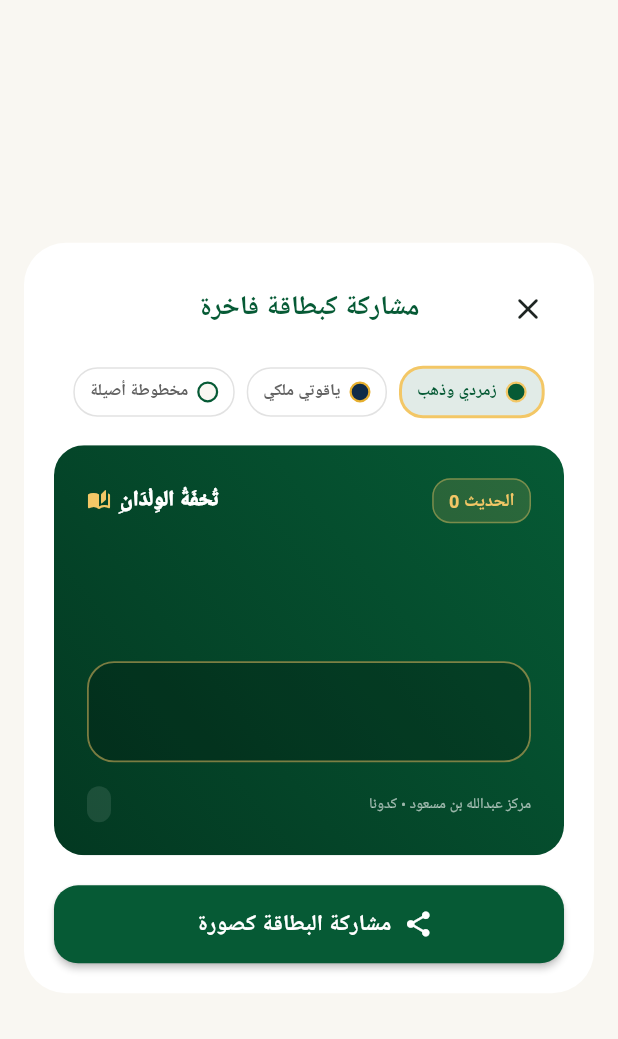
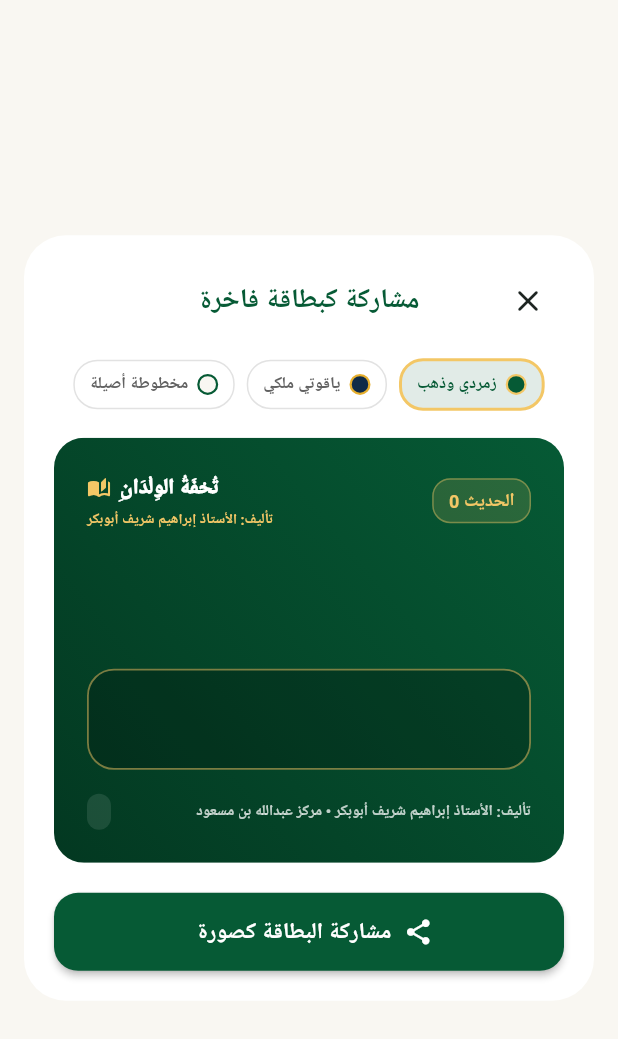
Before and after one commit to SharifIbrahimDev/tuhfah, a Flutter app: the ShareCardDialog widget shown alone on an empty page, opened directly with empty values, on a phone screen of 412 x 824 dp. Shown: the top 1039 px of the screen. Run offline on Flutter 3.47's test engine with Material 3 defaults, Android fonts, the phone set to English and light mode, and no system bars; our stand-ins replace flutter_local_notifications, flutter_riverpod, flutter_tts, google_fonts, share_plus, shared_preferences and 2 more; missing offline and left inert: pdfx; accounts and stored records are empty; Roboto replaces fonts that are missing (Tajawal).

Commit message:
feat(share-cards): add author attribution to image export presets and share caption

```diff
--- a/lib/presentation/widgets/share_card_dialog.dart
+++ b/lib/presentation/widgets/share_card_dialog.dart
@@ -56,7 +56,7 @@ class _ShareCardDialogState extends State<ShareCardDialog> {
         await Share.shareXFiles(
           [XFile(file.path)],
           text:
-              '«${widget.hadith.title}»\n${widget.hadith.text}\n\nالمصدر: ${widget.hadith.source}\n— من تطبيق تحفة الولدان',
+              '«${widget.hadith.title}»\n${widget.hadith.text}\n\nالمصدر: ${widget.hadith.source}\n— من كتاب تحفة الولدان\nتأليف: الأستاذ إبراهيم شريف أبوبكر',
         );
       }
     } catch (e) {
@@ -292,7 +292,11 @@ class _ShareCardDialogState extends State<ShareCardDialog> {
                   ),
                 ),
               ),
+              Column(
+                crossAxisAlignment: CrossAxisAlignment.end,
+                children: [
                   Row(
+                    mainAxisSize: MainAxisSize.min,
                     children: [
                       Text(
                         'تُحْفَةُ الوِلْدَانِ',
@@ -304,6 +308,16 @@ class _ShareCardDialogState extends State<ShareCardDialog> {
                       ),
                       const SizedBox(width: 6),
                       const Icon(Icons.auto_stories_rounded, color: goldColor, size: 16),
+                    ],
+                  ),
+                  Text(
+                    'تأليف: الأستاذ إبراهيم شريف أبوبكر',
+                    style: GoogleFonts.tajawal(
+                      color: goldColor,
+                      fontSize: 9.5,
+                      fontWeight: FontWeight.bold,
+                    ),
+                  ),
                 ],
               ),
             ],
@@ -364,10 +378,11 @@ class _ShareCardDialogState extends State<ShareCardDialog> {
             mainAxisAlignment: MainAxisAlignment.spaceBetween,
             children: [
               Text(
-                'مركز عبدالله بن مسعود • كدونا',
+                'تأليف: الأستاذ إبراهيم شريف أبوبكر • مركز عبدالله بن مسعود',
                 style: GoogleFonts.tajawal(
-                  color: Colors.white.withValues(alpha: 0.6),
+                  color: Colors.white.withValues(alpha: 0.75),
                   fontSize: 10,
+                  fontWeight: FontWeight.w600,
                 ),
               ),
               Container(
@@ -431,7 +446,11 @@ class _ShareCardDialogState extends State<ShareCardDialog> {
                   ),
                 ),
               ),
+              Column(
+                crossAxisAlignment: CrossAxisAlignment.end,
+                children: [
                   Row(
+                    mainAxisSize: MainAxisSize.min,
                     children: [
                       Text(
                         'تُحْفَةُ الوِلْدَانِ',
@@ -443,6 +462,16 @@ class _ShareCardDialogState extends State<ShareCardDialog> {
                       ),
                       const SizedBox(width: 6),
                       const Icon(Icons.auto_awesome_rounded, color: goldColor, size: 16),
+                    ],
+                  ),
+                  Text(
+                    'تأليف: الأستاذ إبراهيم شريف أبوبكر',
+                    style: GoogleFonts.tajawal(
+                      color: goldColor,
+                      fontSize: 9.5,
+                      fontWeight: FontWeight.bold,
+                    ),
+                  ),
                 ],
               ),
             ],
@@ -499,10 +528,11 @@ class _ShareCardDialogState extends State<ShareCardDialog> {
             mainAxisAlignment: MainAxisAlignment.spaceBetween,
             children: [
               Text(
-                'مركز عبدالله بن مسعود • كدونا',
+                'تأليف: الأستاذ إبراهيم شريف أبوبكر • مركز عبدالله بن مسعود',
                 style: GoogleFonts.tajawal(
-                  color: Colors.white.withValues(alpha: 0.55),
+                  color: Colors.white.withValues(alpha: 0.75),
                   fontSize: 10,
+                  fontWeight: FontWeight.w600,
                 ),
               ),
               Container(
@@ -563,7 +593,11 @@ class _ShareCardDialogState extends State<ShareCardDialog> {
                   ),
                 ),
               ),
+              Column(
+                crossAxisAlignment: CrossAxisAlignment.end,
+                children: [
                   Row(
+                    mainAxisSize: MainAxisSize.min,
                     children: [
                       Text(
                         'تُحْفَةُ الوِلْدَانِ',
@@ -575,6 +609,16 @@ class _ShareCardDialogState extends State<ShareCardDialog> {
                       ),
                       const SizedBox(width: 6),
                       const Icon(Icons.menu_book_rounded, color: goldAccent, size: 16),
+                    ],
+                  ),
+                  Text(
+                    'تأليف: الأستاذ إبراهيم شريف أبوبكر',
+                    style: GoogleFonts.tajawal(
+                      color: goldAccent,
+                      fontSize: 9.5,
+                      fontWeight: FontWeight.bold,
+                    ),
+                  ),
                 ],
               ),
             ],
@@ -631,10 +675,11 @@ class _ShareCardDialogState extends State<ShareCardDialog> {
             mainAxisAlignment: MainAxisAlignment.spaceBetween,
             children: [
               Text(
-                'مركز عبدالله بن مسعود • كدونا',
+                'تأليف: الأستاذ إبراهيم شريف أبوبكر • مركز عبدالله بن مسعود',
                 style: GoogleFonts.tajawal(
-                  color: const Color(0xFF7A8480),
+                  color: const Color(0xFF555E59),
                   fontSize: 10,
+                  fontWeight: FontWeight.w600,
                 ),
               ),
               Container(
```
Lines whose indentation alone changed are shown as unchanged.
